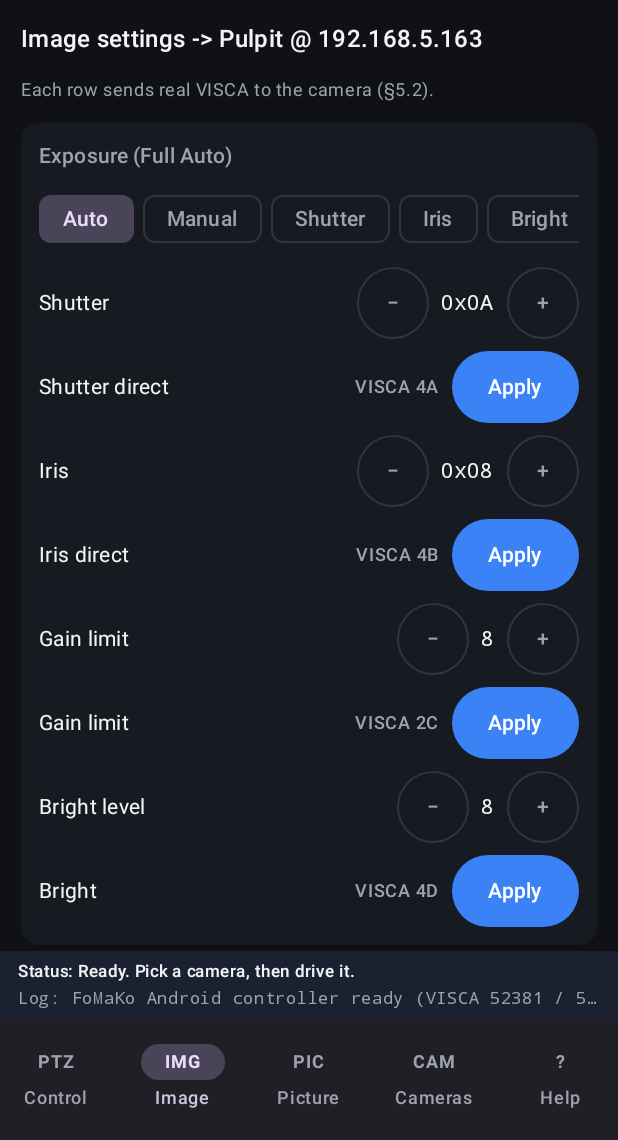
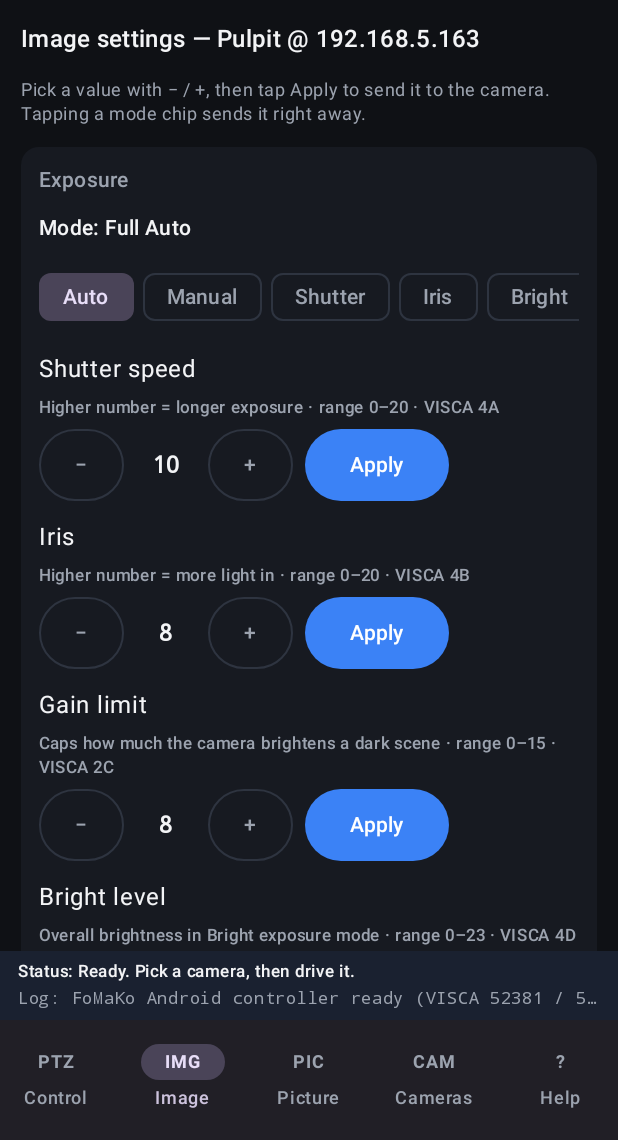
Before and after one commit to Jemo69/fomako-church-controller, an Android app built with Jetpack Compose: the screen it shows after launch (MainActivity), item 2 of the bottom bar chosen, on a phone screen of 412 x 824 dp, the part 96-1236 px from its top. Run offline under Robolectric (Android 15) with nearby library versions, the phone set to English and light mode, and no system bars; 1 statement that could not run was skipped.

Commit message:
Image page reads in plain language, with each Apply beside its own value (#4)
* Image page: plain-language rows with Apply beside its own value

Every setting on the Image page now reads as one row: the name, one
sentence about what it does, a decimal value between - and +, and its own
Apply button right next to the value. Raw hex and "VISCA 4A" move into
the small hint text, so a volunteer sees the setting, not the protocol.

Switches (backlight, low-light, flip, picture mode, flicker) name their
next action - "Turn on", "Next: horizontal" - instead of a generic
Apply, and combined rows split so noise reduction 2D/3D and red/blue gain
each apply on their own. Applied to the desktop/web page and the Android
app.

* Review round 2: ranges in hints, value centered, fewer knobs

- setting_row takes the range and one setter, so bounds live in one place
  and every hint reads "<what it does> · range X–Y · VISCA XX".
- the value sits centered between - and +; Apply stays in the same group.
- exposure and white-balance chips share one chip_row helper; both read
  "Mode: ..." and send on press (the redundant Send button is gone).
- Android NumberRow takes a single onValue setter, shows the range and
  VISCA code in the hint, and puts the value between - and +.

* Review round 3: true saturation range, bounded steps, narrow-window guard

- Saturation is a 60%-200% control, not a black-and-white switch: the hint
  now says 0 = least colour (60%), 14 = most (200%) on both platforms.
- - and + disable at the ends of the range on web too, and the value is
  announced as "<setting> is <n>" for screen readers.
- Android moves -/value/+/Apply into a FlowRow with a hugging Apply button,
  so a 320dp phone or a tablet does not stretch or clip it.
- a new headless test loads the Image page at 320 and 390 wide and asserts
  every Apply button stays inside the window; the existing test now checks
  the exact VISCA byte that Apply sends, not just the command name.

```diff
--- a/android/app/src/main/java/com/fomako/controller/ImageScreen.kt
+++ b/android/app/src/main/java/com/fomako/controller/ImageScreen.kt
@@ -3,227 +3,380 @@ package com.fomako.controller
 import androidx.compose.foundation.horizontalScroll
 import androidx.compose.foundation.layout.Arrangement
 import androidx.compose.foundation.layout.Column
+import androidx.compose.foundation.layout.ExperimentalLayoutApi
+import androidx.compose.foundation.layout.FlowRow
 import androidx.compose.foundation.layout.Row
 import androidx.compose.foundation.layout.defaultMinSize
 import androidx.compose.foundation.layout.fillMaxWidth
 import androidx.compose.foundation.layout.padding
+import androidx.compose.foundation.layout.widthIn
 import androidx.compose.foundation.rememberScrollState
 import androidx.compose.material3.Button
 import androidx.compose.material3.Card
 import androidx.compose.material3.CardDefaults
 import androidx.compose.material3.FilterChip
 import androidx.compose.material3.MaterialTheme
+import androidx.compose.material3.OutlinedButton
 import androidx.compose.material3.Text
 import androidx.compose.runtime.Composable
 import androidx.compose.ui.Alignment
 import androidx.compose.ui.Modifier
 import androidx.compose.ui.semantics.contentDescription
 import androidx.compose.ui.semantics.semantics
+import androidx.compose.ui.text.font.FontFamily
 import androidx.compose.ui.text.font.FontWeight
+import androidx.compose.ui.text.style.TextAlign
 import androidx.compose.ui.unit.dp
 
 @Composable
 fun ImageScreen(state: ControllerState) {
     val cam = state.current()
     Text(
-        text = "Image settings -> ${cam.name} @ ${cam.ip}",
+        text = "Image settings — ${cam.name} @ ${cam.ip}",
         style = MaterialTheme.typography.titleMedium,
         fontWeight = FontWeight.SemiBold,
     )
     Text(
-        text = "Each row sends real VISCA to the camera (§5.2).",
+        text = "Pick a value with − / +, then tap Apply to send it to the camera. Tapping a mode chip sends it right away.",
         style = MaterialTheme.typography.bodySmall,
         color = MaterialTheme.colorScheme.onSurfaceVariant,
     )
 
     // Exposure
+    SettingsCard("Exposure") {
+        Text(
+            text = "Mode: ${state.aeLabel()}",
+            style = MaterialTheme.typography.bodyMedium,
+            fontWeight = FontWeight.SemiBold,
+        )
+        ModeChips(
+            options = listOf("Auto" to 0, "Manual" to 1, "Shutter" to 2, "Iris" to 3, "Bright" to 4),
+            selected = state.aeMode,
+            onSelect = { code ->
+                state.aeMode = code
+                state.sendVisca("Exposure ${state.aeLabel()}", "ae_mode", state.aeByte())
+            },
+        )
+        NumberRow(
+            label = "Shutter speed",
+            value = state.shutter,
+            range = 0..20,
+            hint = "Higher number = longer exposure",
+            code = "VISCA 4A",
+            onValue = { state.shutter = it },
+            onApply = { state.sendVisca("Shutter", "shutter", state.shutter) },
+        )
+        NumberRow(
+            label = "Iris",
+            value = state.iris,
+            range = 0..20,
+            hint = "Higher number = more light in",
+            code = "VISCA 4B",
+            onValue = { state.iris = it },
+            onApply = { state.sendVisca("Iris", "iris", state.iris) },
+        )
+        NumberRow(
+            label = "Gain limit",
+            value = state.gainLimit,
+            range = 0..15,
+            hint = "Caps how much the camera brightens a dark scene",
+            code = "VISCA 2C",
+            onValue = { state.gainLimit = it },
+            onApply = { state.sendVisca("Gain Limit", "gain_limit", state.gainLimit) },
+        )
+        NumberRow(
+            label = "Bright level",
+            value = state.brightLvl,
+            range = 0..23,
+            hint = "Overall brightness in Bright exposure mode",
+            code = "VISCA 4D",
+            onValue = { state.brightLvl = it },
+            onApply = { state.sendVisca("Bright Level", "bright", state.brightLvl) },
+        )
+    }
+
+    // Backlight / WDR / NR
+    SettingsCard("Backlight / WDR / noise reduction") {
+        FlagRow(
+            label = "Backlight compensation",
+            value = if (state.backlight) "On" else "Off",
+            action = if (state.backlight) "Turn off" else "Turn on",
+        ) {
+            state.backlight = !state.backlight
+            state.sendVisca("Backlight", "backlight", if (state.backlight) 1 else 0)
+        }
+        NumberRow(
+            label = "WDR (wide dynamic range)",
+            value = state.wdr,
+            range = 0..7,
+            hint = "Brightens shadowed faces against a bright window",
+            code = "VISCA 51",
+            onValue = { state.wdr = it },
+            onApply = { state.sendVisca("WDR", "wdr", state.wdr) },
+        )
+        NumberRow(
+            label = "Noise reduction (2D)",
+            value = state.nr2d,
+            range = 0..7,
+            hint = "Removes grain in flat areas",
+            code = "VISCA 53",
+            onValue = { state.nr2d = it },
+            onApply = { state.sendVisca("NR 2D", "nr2d", state.nr2d) },
+        )
+        NumberRow(
+            label = "Noise reduction (3D)",
+            value = state.nr3d,
+            range = 0..8,
+            hint = "Removes grain in motion; high values smear movement",
+            code = "VISCA 54",
+            onValue = { state.nr3d = it },
+            onApply = { state.sendVisca("NR 3D", "nr3d", state.nr3d) },
+        )
+    }
+
+    // White balance / color
+    SettingsCard("White balance / color") {
+        Text(
+            text = "Mode: ${state.wbLabel()}",
+            style = MaterialTheme.typography.bodyMedium,
+            fontWeight = FontWeight.SemiBold,
+        )
+        ModeChips(
+            options = listOf("Auto" to 0, "3000K" to 1, "4000K" to 2, "1-Push" to 3, "Manual" to 5, "6500K" to 6),
+            selected = state.wbMode,
+            onSelect = { code ->
+                state.wbMode = code
+                state.sendVisca("WB ${state.wbLabel()}", "wb_mode", code)
+            },
+        )
+        NumberRow(
+            label = "Red gain",
+            value = state.rGain,
+            range = 0..255,
+            hint = "Fine-tunes colour in Manual white balance",
+            code = "VISCA 43",
+            onValue = { state.rGain = it },
+            onApply = { state.sendVisca("R Gain", "rgain", state.rGain) },
+        )
+        NumberRow(
+            label = "Blue gain",
+            value = state.bGain,
+            range = 0..255,
+            hint = "Fine-tunes colour in Manual white balance",
+            code = "VISCA 44",
+            onValue = { state.bGain = it },
+            onApply = { state.sendVisca("B Gain", "bgain", state.bGain) },
+        )
+    }
+
+    // Picture & Misc
+    SettingsCard("Picture & misc") {
+        NumberRow(
+            label = "Brightness",
+            value = state.brightness,
+            range = 0..14,
+            hint = "Same effect as the Picture tab brightness slider",
+            code = "VISCA A1",
+            onValue = { state.brightness = it },
+            onApply = { state.sendVisca("Brightness", "brightness", state.brightness) },
+        )
+        NumberRow(
+            label = "Contrast",
+            value = state.contrast,
+            range = 0..14,
+            hint = "Higher number = punchier picture",
+            code = "VISCA A2",
+            onValue = { state.contrast = it },
+            onApply = { state.sendVisca("Contrast", "contrast", state.contrast) },
+        )
+        NumberRow(
+            label = "Saturation",
+            value = state.saturation,
+            range = 0..14,
+            hint = "0 = least colour (60%), 14 = most (200%)",
+            code = "VISCA 49",
+            onValue = { state.saturation = it },
+            onApply = { state.sendVisca("Saturation", "saturation", state.saturation) },
+        )
+        NumberRow(
+            label = "Sharpness",
+            value = state.aperture,
+            range = 0..15,
+            hint = "Detail enhancement; too high looks crunchy",
+            code = "VISCA 42",
+            onValue = { state.aperture = it },
+            onApply = { state.sendVisca("Sharpness", "aperture", state.aperture) },
+        )
+        NumberRow(
+            label = "Gamma",
+            value = state.gamma,
+            range = 0..4,
+            hint = "Mid-tone contrast without clipping highlights",
+            code = "VISCA 5B",
+            onValue = { state.gamma = it },
+            onApply = { state.sendVisca("Gamma", "gamma", state.gamma) },
+        )
+        FlagRow(
+            label = "Flicker reduction",
+            value = when (state.flicker) { 1 -> "50 Hz"; 2 -> "60 Hz"; else -> "Off" },
+            action = when (state.flicker) { 1 -> "Set 60 Hz"; 2 -> "Turn off"; else -> "Set 50 Hz" },
+        ) {
+            state.flicker = (state.flicker + 1) % 3
+            state.sendVisca("Flicker", "flicker", state.flicker)
+        }
+        FlagRow(
+            label = "Low-light mode",
+            value = if (state.lowlight) "On" else "Off",
+            action = if (state.lowlight) "Turn off" else "Turn on",
+        ) {
+            state.lowlight = !state.lowlight
+            state.sendVisca("Low-Light", "lowlight", if (state.lowlight) 1 else 0)
+        }
+        FlagRow(
+            label = "Image flip",
+            value = when (state.flip) { 1 -> "Horizontal"; 2 -> "Vertical"; 3 -> "Horizontal + vertical"; else -> "Off" },
+            action = when (state.flip) { 1 -> "Next: vertical"; 2 -> "Next: both"; 3 -> "Turn off"; else -> "Next: horizontal" },
+        ) {
+            state.flip = (state.flip + 1) % 4
+            state.sendVisca("Flip", "flip", state.flip)
+        }
+        FlagRow(
+            label = "Picture mode",
+            value = if (state.bw) "Black & white" else "Colour",
+            action = if (state.bw) "Switch to colour" else "Switch to B&W",
+        ) {
+            state.bw = !state.bw
+            state.sendVisca("B/W", "bw", if (state.bw) 1 else 0)
+        }
+    }
+}
+
+@Composable
+private fun SettingsCard(title: String, content: @Composable () -> Unit) {
     Card(
         modifier = Modifier.fillMaxWidth(),
         colors = CardDefaults.cardColors(containerColor = MaterialTheme.colorScheme.surface)
     ) {
         Column(
             modifier = Modifier.fillMaxWidth().padding(12.dp),
-            verticalArrangement = Arrangement.spacedBy(8.dp)
+            verticalArrangement = Arrangement.spacedBy(12.dp)
         ) {
-            SectionHeading("Exposure (${state.aeLabel()})")
-            val aeModes = listOf("Auto", "Manual", "Shutter", "Iris", "Bright")
-            Row(
-                modifier = Modifier.fillMaxWidth().horizontalScroll(rememberScrollState()),
-                horizontalArrangement = Arrangement.spacedBy(6.dp)
-            ) {
-                aeModes.forEachIndexed { idx, name ->
-                    FilterChip(
-                        selected = state.aeMode == idx,
-                        onClick = {
-                            state.aeMode = idx
-                            state.sendVisca("Exposure ${state.aeLabel()}", "ae_mode", state.aeByte())
-                        },
-                        label = { Text(name) }
-                    )
-                }
-            }
-            StepperRow("Shutter", "0x%02X".format(state.shutter),
-                { state.shutter = (state.shutter - 1).coerceAtLeast(0) },
-                { state.shutter = (state.shutter + 1).coerceAtMost(20) })
-            ApplyRow("Shutter direct", "VISCA 4A") { state.sendVisca("Shutter", "shutter", state.shutter) }
-
-            StepperRow("Iris", "0x%02X".format(state.iris),
-                { state.iris = (state.iris - 1).coerceAtLeast(0) },
-                { state.iris = (state.iris + 1).coerceAtMost(20) })
-            ApplyRow("Iris direct", "VISCA 4B") { state.sendVisca("Iris", "iris", state.iris) }
-
-            StepperRow("Gain limit", "${state.gainLimit}",
-                { state.gainLimit = (state.gainLimit - 1).coerceAtLeast(0) },
-                { state.gainLimit = (state.gainLimit + 1).coerceAtMost(15) })
-            ApplyRow("Gain limit", "VISCA 2C") { state.sendVisca("Gain Limit", "gain_limit", state.gainLimit) }
-
-            StepperRow("Bright level", "${state.brightLvl}",
-                { state.brightLvl = (state.brightLvl - 1).coerceAtLeast(0) },
-                { state.brightLvl = (state.brightLvl + 1).coerceAtMost(23) })
-            ApplyRow("Bright", "VISCA 4D") { state.sendVisca("Bright Level", "bright", state.brightLvl) }
-        }
-    }
-
-    // Backlight / WDR / NR
-    Card(
-        modifier = Modifier.fillMaxWidth(),
-        colors = CardDefaults.cardColors(containerColor = MaterialTheme.colorScheme.surface)
-    ) {
-        Column(
-            modifier = Modifier.fillMaxWidth().padding(12.dp),
-            verticalArrangement = Arrangement.spacedBy(8.dp)
-        ) {
-            SectionHeading("Backlight / WDR / NR")
-            ApplyRow("Backlight", if (state.backlight) "ON" else "OFF") {
-                state.backlight = !state.backlight
-                state.sendVisca("Backlight", "backlight", if (state.backlight) 1 else 0)
-            }
-            StepperRow("WDR level", "${state.wdr}",
-                { state.wdr = (state.wdr - 1).coerceAtLeast(0) },
-                { state.wdr = (state.wdr + 1).coerceAtMost(7) })
-            ApplyRow("WDR", "VISCA 51") { state.sendVisca("WDR", "wdr", state.wdr) }
-
-            StepperRow("NR 2D (0-7)", "${state.nr2d}",
-                { state.nr2d = (state.nr2d - 1).coerceAtLeast(0) },
-                { state.nr2d = (state.nr2d + 1).coerceAtMost(7) })
-            StepperRow("NR 3D (0-8)", "${state.nr3d}",
-                { state.nr3d = (state.nr3d - 1).coerceAtLeast(0) },
-                { state.nr3d = (state.nr3d + 1).coerceAtMost(8) })
-            ApplyRow("Noise reduction", "VISCA 53/54") {
-                state.sendVisca("NR 2D", "nr2d", state.nr2d)
-                state.sendVisca("NR 3D", "nr3d", state.nr3d)
-            }
-        }
-    }
-
-    // White balance / color
-    Card(
-        modifier = Modifier.fillMaxWidth(),
-        colors = CardDefaults.cardColors(containerColor = MaterialTheme.colorScheme.surface)
-    ) {
-        Column(
-            modifier = Modifier.fillMaxWidth().padding(12.dp),
-            verticalArrangement = Arrangement.spacedBy(8.dp)
-        ) {
-            SectionHeading("White balance / color (${state.wbLabel()})")
-            val wbLabels = listOf("Auto" to 0, "3000K" to 1, "4000K" to 2, "1-Push" to 3, "Manual" to 5, "6500K" to 6)
-            Row(
-                modifier = Modifier.fillMaxWidth().horizontalScroll(rememberScrollState()),
-                horizontalArrangement = Arrangement.spacedBy(6.dp)
-            ) {
-                for ((label, code) in wbLabels) {
-                    FilterChip(
-                        selected = state.wbMode == code,
-                        onClick = {
-                            state.wbMode = code
-                            state.sendVisca("WB ${state.wbLabel()}", "wb_mode", code)
-                        },
-                        label = { Text(label) }
-                    )
-                }
-            }
-            StepperRow("R Gain", "${state.rGain}",
-                { state.rGain = (state.rGain - 1).coerceAtLeast(0) },
-                { state.rGain = (state.rGain + 1).coerceAtMost(255) })
-            StepperRow("B Gain", "${state.bGain}",
-                { state.bGain = (state.bGain - 1).coerceAtLeast(0) },
-                { state.bGain = (state.bGain + 1).coerceAtMost(255) })
-            ApplyRow("R/B Gain", "VISCA 43/44") {
-                state.sendVisca("R Gain", "rgain", state.rGain)
-                state.sendVisca("B Gain", "bgain", state.bGain)
-            }
-        }
-    }
-
-    // Picture & Misc
-    Card(
-        modifier = Modifier.fillMaxWidth(),
-        colors = CardDefaults.cardColors(containerColor = MaterialTheme.colorScheme.surface)
-    ) {
-        Column(
-            modifier = Modifier.fillMaxWidth().padding(12.dp),
-            verticalArrangement = Arrangement.spacedBy(8.dp)
-        ) {
-            SectionHeading("Picture & Misc")
-            StepperRow("Brightness", "${state.brightness}",
-                { state.brightness = (state.brightness - 1).coerceAtLeast(0) },
-                { state.brightness = (state.brightness + 1).coerceAtMost(14) })
-            ApplyRow("Brightness", "VISCA A1") { state.sendVisca("Brightness", "brightness", state.brightness) }
-
-            StepperRow("Contrast", "${state.contrast}",
-                { state.contrast = (state.contrast - 1).coerceAtLeast(0) },
-                { state.contrast = (state.contrast + 1).coerceAtMost(14) })
-            ApplyRow("Contrast", "VISCA A2") { state.sendVisca("Contrast", "contrast", state.contrast) }
-
-            StepperRow("Saturation 0-14", "${state.saturation}",
-                { state.saturation = (state.saturation - 1).coerceAtLeast(0) },
-                { state.saturation = (state.saturation + 1).coerceAtMost(14) })
-            ApplyRow("Saturation", "VISCA 49") { state.sendVisca("Saturation", "saturation", state.saturation) }
-
-            StepperRow("Sharpness 0-15", "${state.aperture}",
-                { state.aperture = (state.aperture - 1).coerceAtLeast(0) },
-                { state.aperture = (state.aperture + 1).coerceAtMost(15) })
-            ApplyRow("Sharpness", "VISCA 42") { state.sendVisca("Sharpness", "aperture", state.aperture) }
-
-            StepperRow("Gamma 0-4", "${state.gamma}",
-                { state.gamma = (state.gamma - 1).coerceAtLeast(0) },
-                { state.gamma = (state.gamma + 1).coerceAtMost(4) })
-            ApplyRow("Gamma", "VISCA 5B") { state.sendVisca("Gamma", "gamma", state.gamma) }
-
-            ApplyRow("Flicker", when (state.flicker) { 1 -> "50Hz"; 2 -> "60Hz"; else -> "OFF" }) {
-                state.flicker = (state.flicker + 1) % 3
-                state.sendVisca("Flicker", "flicker", state.flicker)
-            }
-            ApplyRow("Low-light", if (state.lowlight) "ON" else "OFF") {
-                state.lowlight = !state.lowlight
-                state.sendVisca("Low-Light", "lowlight", if (state.lowlight) 1 else 0)
-            }
-            ApplyRow("Flip", when (state.flip) { 1 -> "H"; 2 -> "V"; 3 -> "HV"; else -> "OFF" }) {
-                state.flip = (state.flip + 1) % 4
-                state.sendVisca("Flip", "flip", state.flip)
-            }
-            ApplyRow("B/W mode", if (state.bw) "B&W" else "Color") {
-                state.bw = !state.bw
-                state.sendVisca("B/W", "bw", if (state.bw) 1 else 0)
-            }
+            SectionHeading(title)
+            content()
         }
     }
 }
 
 @Composable
-private fun ApplyRow(label: String, value: String, onApply: () -> Unit) {
+private fun ModeChips(
+    options: List<Pair<String, Int>>,
+    selected: Int,
+    onSelect: (Int) -> Unit,
+) {
+    Row(
+        modifier = Modifier.fillMaxWidth().horizontalScroll(rememberScrollState()),
+        horizontalArrangement = Arrangement.spacedBy(6.dp)
+    ) {
+        for ((name, code) in options) {
+            FilterChip(
+                selected = selected == code,
+                onClick = { onSelect(code) },
+                label = { Text(name) }
+            )
+        }
+    }
+}
+
+/**
+ * One setting the user can dial and send: a readable name and explanation,
+ * a plain number (no hex) between − and +, and the Apply button in the same
+ * group so it is obvious which value it sends.
+ */
+@OptIn(ExperimentalLayoutApi::class)
+@Composable
+private fun NumberRow(
+    label: String,
+    value: Int,
+    range: IntRange,
+    hint: String,
+    code: String,
+    onValue: (Int) -> Unit,
+    onApply: () -> Unit,
+) {
+    Column(
+        modifier = Modifier.fillMaxWidth(),
+        verticalArrangement = Arrangement.spacedBy(6.dp)
+    ) {
+        Text(label, style = MaterialTheme.typography.bodyLarge)
+        Text(
+            text = "$hint · range ${range.first}–${range.last} · $code",
+            style = MaterialTheme.typography.labelSmall,
+            color = MaterialTheme.colorScheme.onSurfaceVariant,
+        )
+        FlowRow(
+            modifier = Modifier.fillMaxWidth(),
+            verticalArrangement = Arrangement.spacedBy(6.dp),
+            horizontalArrangement = Arrangement.spacedBy(8.dp),
+            itemVerticalAlignment = Alignment.CenterVertically,
+        ) {
+            OutlinedButton(
+                onClick = { onValue((value - 1).coerceAtLeast(range.first)) },
+                enabled = value > range.first,
+                modifier = Modifier
+                    .defaultMinSize(minWidth = 56.dp, minHeight = 48.dp)
+                    .semantics { contentDescription = "Decrease $label" },
+            ) { Text("−") }
+            Text(
+                text = "$value",
+                style = MaterialTheme.typography.titleMedium,
+                fontFamily = FontFamily.Monospace,
+                fontWeight = FontWeight.SemiBold,
+                textAlign = TextAlign.Center,
+                modifier = Modifier.widthIn(min = 40.dp),
+            )
+            OutlinedButton(
+                onClick = { onValue((value + 1).coerceAtMost(range.last)) },
+                enabled = value < range.last,
+                modifier = Modifier
+                    .defaultMinSize(minWidth = 56.dp, minHeight = 48.dp)
+                    .semantics { contentDescription = "Increase $label" },
+            ) { Text("+") }
+            Button(
+                onClick = onApply,
+                modifier = Modifier
+                    .defaultMinSize(minWidth = 96.dp, minHeight = 48.dp)
+                    .semantics { contentDescription = "Send $label to the camera" },
+            ) { Text("Apply") }
+        }
+    }
+}
+
+/** On/off or cycling setting: shows the current state and names the next action. */
+@Composable
+private fun FlagRow(
+    label: String,
+    value: String,
+    action: String,
+    onToggle: () -> Unit,
+) {
     Row(
         modifier = Modifier.fillMaxWidth(),
         verticalAlignment = Alignment.CenterVertically,
         horizontalArrangement = Arrangement.spacedBy(8.dp)
     ) {
-        Text(label, style = MaterialTheme.typography.bodyMedium, modifier = Modifier.weight(1f))
-        Text(value, style = MaterialTheme.typography.labelMedium, color = MaterialTheme.colorScheme.onSurfaceVariant)
+        Column(modifier = Modifier.weight(1f)) {
+            Text(label, style = MaterialTheme.typography.bodyLarge)
+            Text(
+                text = "Now: $value",
+                style = MaterialTheme.typography.labelSmall,
+                color = MaterialTheme.colorScheme.onSurfaceVariant,
+            )
+        }
         Button(
-            onClick = onApply,
+            onClick = onToggle,
             modifier = Modifier
-                .defaultMinSize(minWidth = 64.dp, minHeight = 48.dp)
-                .semantics { contentDescription = "Apply $label" }
-        ) { Text("Apply") }
+                .defaultMinSize(minHeight = 48.dp)
+                .semantics { contentDescription = "$action: $label" },
+        ) { Text(action) }
     }
 }
```
Also changed, not shown: 5 other files.
